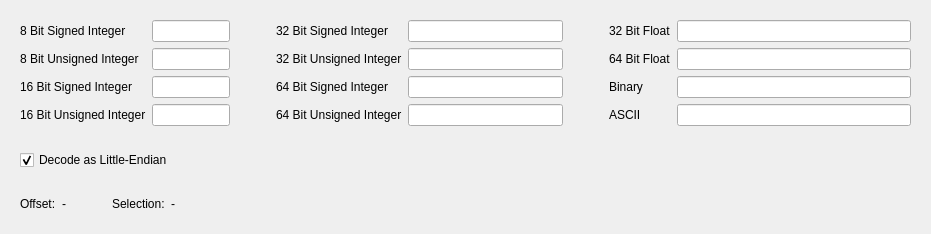
This is src/gtatools-gui/src/src/gui/HexEditorDecoder.ui in alemariusnexus/gtatools as Qt 5 draws it before an edit. The edited form follows.
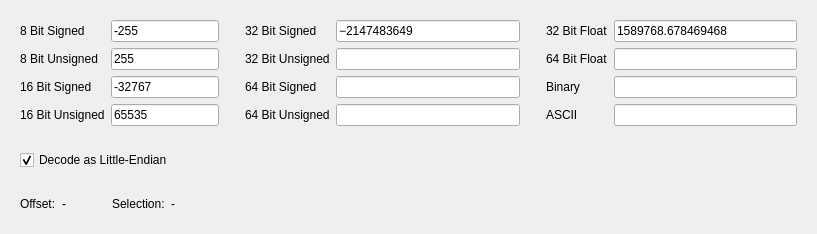
This is the edited form. Custom widgets are drawn as their Qt base class.

Patch:
```diff
--- a/src/gtatools-gui/src/src/gui/HexEditorDecoder.ui
+++ b/src/gtatools-gui/src/src/gui/HexEditorDecoder.ui
@@ -6,8 +6,8 @@
    <rect>
     <x>0</x>
     <y>0</y>
-    <width>931</width>
-    <height>193</height>
+    <width>817</width>
+    <height>188</height>
    </rect>
   </property>
   <property name="windowTitle">
@@ -16,82 +16,189 @@
   <layout class="QVBoxLayout" name="verticalLayout">
    <item>
     <widget class="QWidget" name="widget" native="true">
-     <layout class="QGridLayout" name="gridLayout" columnstretch="0,1,0,0,2,0,0,3">
-      <item row="0" column="0">
-       <widget class="QLabel" name="label">
+     <layout class="QGridLayout" name="gridLayout" columnstretch="0,0,0,0,0,0,0,0">
+      <item row="2" column="1">
+       <widget class="FixedSizeLineEdit" name="signed16Field">
+        <property name="sizePolicy">
+         <sizepolicy hsizetype="Expanding" vsizetype="Fixed">
+          <horstretch>0</horstretch>
+          <verstretch>0</verstretch>
+         </sizepolicy>
+        </property>
         <property name="text">
-         <string>8 Bit Signed Integer</string>
+         <string>-32767</string>
         </property>
        </widget>
       </item>
-      <item row="0" column="1">
-       <widget class="QLineEdit" name="signed8Field"/>
+      <item row="1" column="7">
+       <widget class="FixedSizeLineEdit" name="float64Field">
+        <property name="sizePolicy">
+         <sizepolicy hsizetype="Expanding" vsizetype="Fixed">
+          <horstretch>1</horstretch>
+          <verstretch>0</verstretch>
+         </sizepolicy>
+        </property>
+       </widget>
+      </item>
+      <item row="3" column="6">
+       <widget class="QLabel" name="label_12">
+        <property name="text">
+         <string>ASCII</string>
+        </property>
+       </widget>
+      </item>
+      <item row="2" column="4">
+       <widget class="FixedSizeLineEdit" name="signed64Field">
+        <property name="sizePolicy">
+         <sizepolicy hsizetype="Expanding" vsizetype="Fixed">
+          <horstretch>1</horstretch>
+          <verstretch>0</verstretch>
+         </sizepolicy>
+        </property>
+       </widget>
+      </item>
+      <item row="3" column="1">
+       <widget class="FixedSizeLineEdit" name="unsigned16Field">
+        <property name="sizePolicy">
+         <sizepolicy hsizetype="Expanding" vsizetype="Fixed">
+          <horstretch>0</horstretch>
+          <verstretch>0</verstretch>
+         </sizepolicy>
+        </property>
+        <property name="text">
+         <string>65535</string>
+        </property>
+       </widget>
+      </item>
+      <item row="3" column="4">
+       <widget class="FixedSizeLineEdit" name="unsigned64Field">
+        <property name="sizePolicy">
+         <sizepolicy hsizetype="Expanding" vsizetype="Fixed">
+          <horstretch>1</horstretch>
+          <verstretch>0</verstretch>
+         </sizepolicy>
+        </property>
+       </widget>
       </item>
       <item row="0" column="2">
        <spacer name="horizontalSpacer">
         <property name="orientation">
          <enum>Qt::Horizontal</enum>
         </property>
+        <property name="sizeType">
+         <enum>QSizePolicy::Fixed</enum>
+        </property>
         <property name="sizeHint" stdset="0">
          <size>
-          <width>40</width>
+          <width>20</width>
           <height>20</height>
          </size>
         </property>
        </spacer>
       </item>
-      <item row="0" column="3">
-       <widget class="QLabel" name="label_5">
+      <item row="3" column="3">
+       <widget class="QLabel" name="label_10">
         <property name="text">
-         <string>32 Bit Signed Integer</string>
+         <string>64 Bit Unsigned</string>
         </property>
        </widget>
       </item>
-      <item row="0" column="4">
-       <widget class="QLineEdit" name="signed32Field"/>
-      </item>
-      <item row="0" column="5">
-       <spacer name="horizontalSpacer_2">
-        <property name="orientation">
-         <enum>Qt::Horizontal</enum>
-        </property>
-        <property name="sizeHint" stdset="0">
-         <size>
-          <width>40</width>
-          <height>20</height>
-         </size>
-        </property>
-       </spacer>
-      </item>
-      <item row="0" column="6">
-       <widget class="QLabel" name="label_7">
+      <item row="3" column="0">
+       <widget class="QLabel" name="label_4">
         <property name="text">
-         <string>32 Bit Float</string>
+         <string>16 Bit Unsigned</string>
         </property>
        </widget>
       </item>
-      <item row="0" column="7">
-       <widget class="QLineEdit" name="float32Field"/>
-      </item>
       <item row="1" column="0">
        <widget class="QLabel" name="label_2">
         <property name="text">
-         <string>8 Bit Unsigned Integer</string>
+         <string>8 Bit Unsigned</string>
         </property>
        </widget>
       </item>
-      <item row="1" column="1">
-       <widget class="QLineEdit" name="unsigned8Field"/>
-      </item>
       <item row="1" column="3">
        <widget class="QLabel" name="label_6">
         <property name="text">
-         <string>32 Bit Unsigned Integer</string>
+         <string>32 Bit Unsigned</string>
         </property>
        </widget>
       </item>
-      <item row="1" column="4">
-       <widget class="QLineEdit" name="unsigned32Field"/>
+      <item row="2" column="7">
+       <widget class="FixedSizeLineEdit" name="binaryField">
+        <property name="sizePolicy">
+         <sizepolicy hsizetype="Expanding" vsizetype="Fixed">
+          <horstretch>1</horstretch>
+          <verstretch>0</verstretch>
+         </sizepolicy>
+        </property>
+       </widget>
+      </item>
+      <item row="0" column="7">
+       <widget class="FixedSizeLineEdit" name="float32Field">
+        <property name="sizePolicy">
+         <sizepolicy hsizetype="Expanding" vsizetype="Fixed">
+          <horstretch>1</horstretch>
+          <verstretch>0</verstretch>
+         </sizepolicy>
+        </property>
+        <property name="text">
+         <string>1589768.678469468</string>
+        </property>
+       </widget>
+      </item>
+      <item row="1" column="1">
+       <widget class="FixedSizeLineEdit" name="unsigned8Field">
+        <property name="sizePolicy">
+         <sizepolicy hsizetype="Expanding" vsizetype="Fixed">
+          <horstretch>0</horstretch>
+          <verstretch>0</verstretch>
+         </sizepolicy>
+        </property>
+        <property name="text">
+         <string>255</string>
+        </property>
+       </widget>
+      </item>
+      <item row="0" column="0">
+       <widget class="QLabel" name="label">
+        <property name="text">
+         <string>8 Bit Signed</string>
+        </property>
+       </widget>
+      </item>
+      <item row="0" column="1">
+       <widget class="FixedSizeLineEdit" name="signed8Field">
+        <property name="sizePolicy">
+         <sizepolicy hsizetype="Expanding" vsizetype="Fixed">
+          <horstretch>0</horstretch>
+          <verstretch>0</verstretch>
+         </sizepolicy>
+        </property>
+        <property name="text">
+         <string>-255</string>
+        </property>
+       </widget>
+      </item>
+      <item row="2" column="0">
+       <widget class="QLabel" name="label_3">
+        <property name="text">
+         <string>16 Bit Signed</string>
+        </property>
+       </widget>
+      </item>
+      <item row="3" column="7">
+       <widget class="FixedSizeLineEdit" name="asciiField">
+        <property name="sizePolicy">
+         <sizepolicy hsizetype="Expanding" vsizetype="Fixed">
+          <horstretch>1</horstretch>
+          <verstretch>0</verstretch>
+         </sizepolicy>
+        </property>
+        <property name="readOnly">
+         <bool>true</bool>
+        </property>
+       </widget>
       </item>
       <item row="1" column="6">
        <widget class="QLabel" name="label_8">
@@ -100,29 +207,16 @@
         </property>
        </widget>
       </item>
-      <item row="1" column="7">
-       <widget class="QLineEdit" name="float64Field"/>
-      </item>
-      <item row="2" column="0">
-       <widget class="QLabel" name="label_3">
-        <property name="text">
-         <string>16 Bit Signed Integer</string>
+      <item row="1" column="4">
+       <widget class="FixedSizeLineEdit" name="unsigned32Field">
+        <property name="sizePolicy">
+         <sizepolicy hsizetype="Expanding" vsizetype="Fixed">
+          <horstretch>1</horstretch>
+          <verstretch>0</verstretch>
+         </sizepolicy>
         </property>
        </widget>
       </item>
-      <item row="2" column="1">
-       <widget class="QLineEdit" name="signed16Field"/>
-      </item>
-      <item row="2" column="3">
-       <widget class="QLabel" name="label_9">
-        <property name="text">
-         <string>64 Bit Signed Integer</string>
-        </property>
-       </widget>
-      </item>
-      <item row="2" column="4">
-       <widget class="QLineEdit" name="signed64Field"/>
-      </item>
       <item row="2" column="6">
        <widget class="QLabel" name="label_11">
         <property name="text">
@@ -130,43 +224,56 @@
         </property>
        </widget>
       </item>
-      <item row="2" column="7">
-       <widget class="QLineEdit" name="binaryField"/>
-      </item>
-      <item row="3" column="0">
-       <widget class="QLabel" name="label_4">
+      <item row="0" column="4">
+       <widget class="FixedSizeLineEdit" name="signed32Field">
+        <property name="sizePolicy">
+         <sizepolicy hsizetype="Expanding" vsizetype="Fixed">
+          <horstretch>1</horstretch>
+          <verstretch>0</verstretch>
+         </sizepolicy>
+        </property>
         <property name="text">
-         <string>16 Bit Unsigned Integer</string>
+         <string>−2147483649</string>
         </property>
        </widget>
       </item>
-      <item row="3" column="1">
-       <widget class="QLineEdit" name="unsigned16Field"/>
-      </item>
-      <item row="3" column="3">
-       <widget class="QLabel" name="label_10">
+      <item row="0" column="3">
+       <widget class="QLabel" name="label_5">
         <property name="text">
-         <string>64 Bit Unsigned Integer</string>
+         <string>32 Bit Signed</string>
         </property>
        </widget>
       </item>
-      <item row="3" column="4">
-       <widget class="QLineEdit" name="unsigned64Field"/>
-      </item>
-      <item row="3" column="6">
-       <widget class="QLabel" name="label_12">
+      <item row="0" column="6">
+       <widget class="QLabel" name="label_7">
         <property name="text">
-         <string>ASCII</string>
+         <string>32 Bit Float</string>
         </property>
        </widget>
       </item>
-      <item row="3" column="7">
-       <widget class="QLineEdit" name="asciiField">
-        <property name="readOnly">
-         <bool>true</bool>
+      <item row="2" column="3">
+       <widget class="QLabel" name="label_9">
+        <property name="text">
+         <string>64 Bit Signed</string>
         </property>
        </widget>
       </item>
+      <item row="0" column="5">
+       <spacer name="horizontalSpacer_2">
+        <property name="orientation">
+         <enum>Qt::Horizontal</enum>
+        </property>
+        <property name="sizeType">
+         <enum>QSizePolicy::Fixed</enum>
+        </property>
+        <property name="sizeHint" stdset="0">
+         <size>
+          <width>20</width>
+          <height>20</height>
+         </size>
+        </property>
+       </spacer>
+      </item>
      </layout>
     </widget>
    </item>
@@ -238,6 +345,13 @@
    </item>
   </layout>
  </widget>
+ <customwidgets>
+  <customwidget>
+   <class>FixedSizeLineEdit</class>
+   <extends>QLineEdit</extends>
+   <header location="global">FixedSizeLineEdit.h</header>
+  </customwidget>
+ </customwidgets>
  <resources/>
  <connections/>
 </ui>
```
